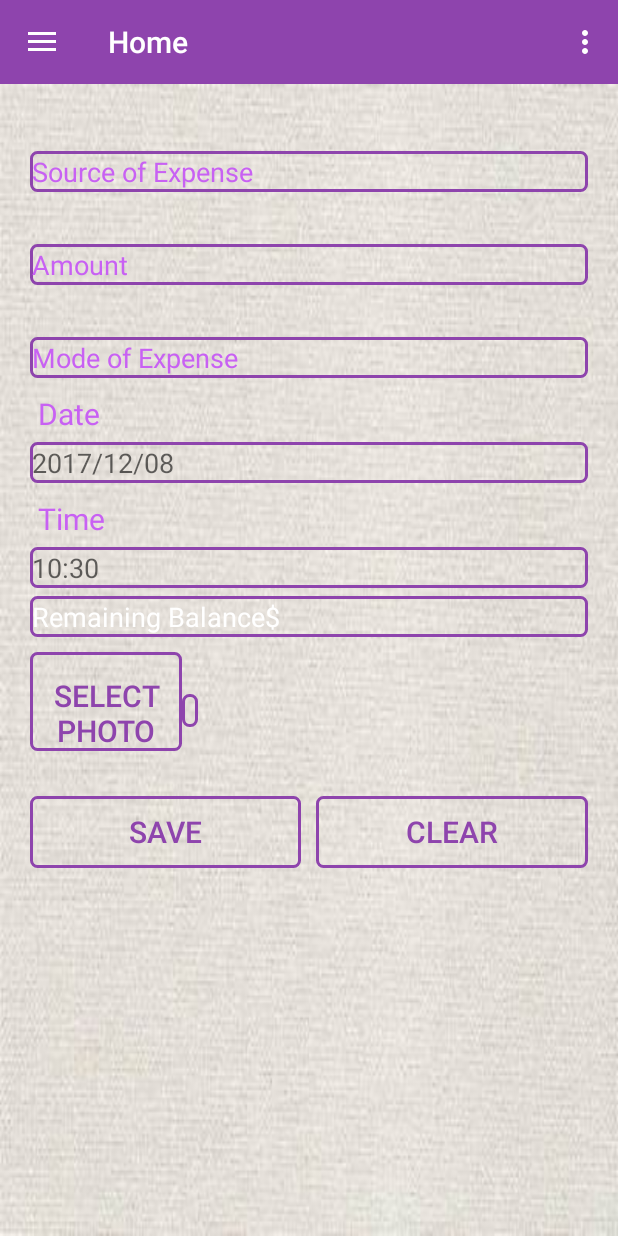
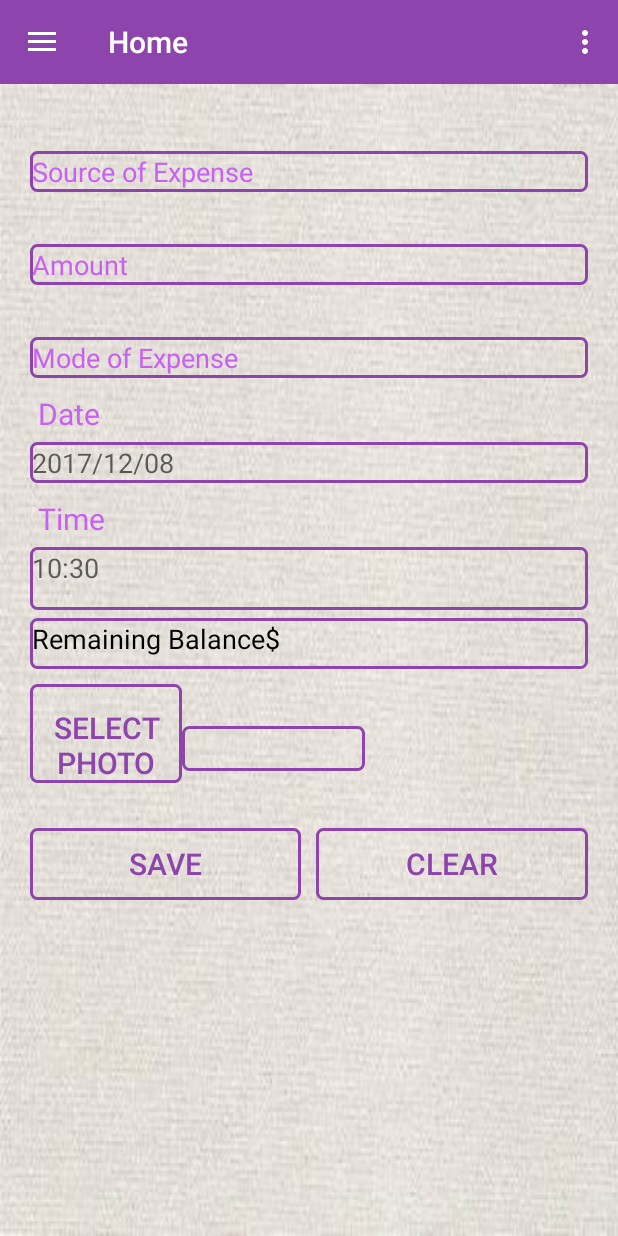
Before and after one commit to Ejeus/SmartCashManager, an Android app: the fragment Add_Expense placed in its activity, on a phone screen of 412 x 824 dp. Run offline under Robolectric (Android 15) with nearby library versions, the light colour scheme and no system bars; 1 statement that could not run was skipped.

Commit message:
Edited add income and expenses page

```diff
--- a/app/src/main/res/layout/add_expense.xml
+++ b/app/src/main/res/layout/add_expense.xml
@@ -169,7 +169,7 @@
                 <TextView
                     android:id="@+id/etime"
                     android:layout_width="match_parent"
-                    android:layout_height="wrap_content"
+                    android:layout_height="42dp"
                     android:layout_marginTop="5dp"
                     android:background="@drawable/edittext_back"
                     android:padding="1dp"
@@ -180,12 +180,13 @@
                 <TextView
                     android:id="@+id/ebal"
                     android:layout_width="match_parent"
-                    android:layout_height="wrap_content"
+                    android:layout_height="34dp"
                     android:layout_marginTop="5dp"
                     android:background="@drawable/edittext_back"
                     android:padding="1dp"
                     android:textAppearance="?android:attr/textAppearanceMedium"
-                    android:textColor="@android:color/white" />
+                    android:textColor="@android:color/black"
+                    />
 
 
 
@@ -200,11 +201,12 @@
             android:layout_height="match_parent" >
 
             <LinearLayout
+                android:layout_width="0dp"
+                android:layout_height="match_parent"
+                android:layout_weight="1"
                 android:orientation="horizontal"
-                android:layout_width="0dp"
-                android:layout_weight="1"
-                android:layout_height="match_parent"
                 android:weightSum="1">
+
                 <Button
                     android:id="@+id/expensePhoto"
                     android:layout_width="101dp"
@@ -214,17 +216,18 @@
                     android:paddingTop="15dp"
                     android:text="Select Photo"
                     android:textColor="@color/darkviolet"
-                    android:textSize="20dp"
-                    />
+                    android:textSize="20dp" />
+
                 <TextView
                     android:id="@+id/expenseimagename"
                     android:layout_width="wrap_content"
-                    android:layout_height="wrap_content"
+                    android:layout_height="30dp"
                     android:layout_marginTop="5dp"
                     android:background="@drawable/edittext_back"
                     android:padding="5dp"
                     android:textAppearance="?android:attr/textAppearanceMedium"
-                    android:textSize="8sp" />
+                    android:textSize="8sp"
+                    android:layout_weight="0.43" />
 
 
             </LinearLayout>
--- a/app/src/main/res/layout/add_income.xml
+++ b/app/src/main/res/layout/add_income.xml
@@ -183,8 +183,8 @@
 
                 <TextView
                     android:id="@+id/incomeimagename"
-                    android:layout_width="wrap_content"
-                    android:layout_height="wrap_content"
+                    android:layout_width="146dp"
+                    android:layout_height="30dp"
                     android:layout_marginTop="5dp"
                     android:background="@drawable/edittext_back"
                     android:padding="5dp"
```
